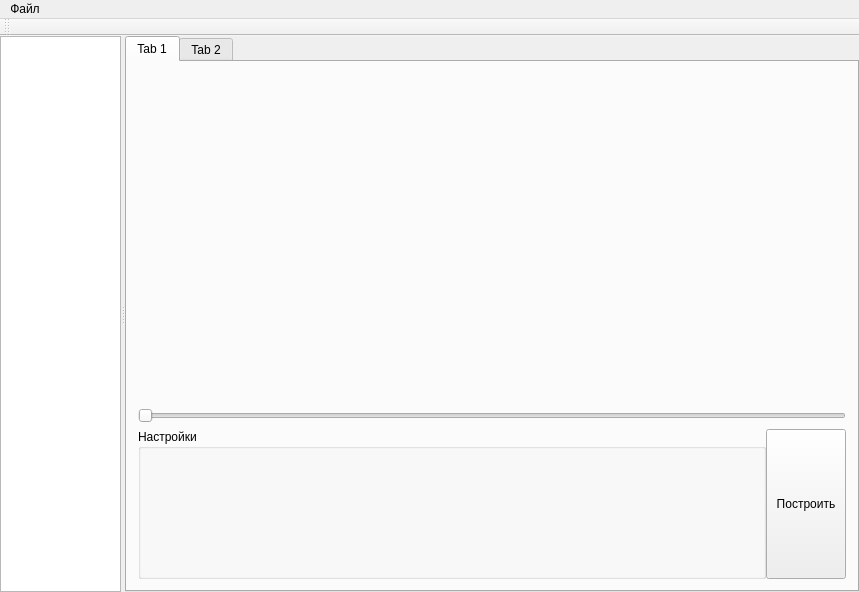
This is Canny3D/Qt/Canny3D.ui in Last1k96/CannyDICOM as Qt 5 draws it before an edit. The edited form follows.
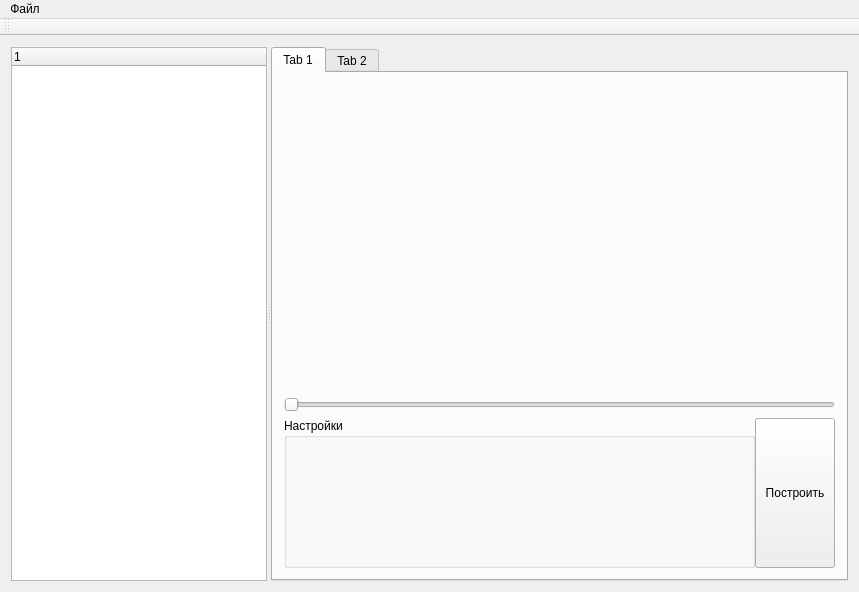
This is the edited form. Custom widgets are drawn as their Qt base class.

Commit message: getImage add tree tags

Patch:
```diff
--- a/Canny3D/Qt/Canny3D.ui
+++ b/Canny3D/Qt/Canny3D.ui
@@ -27,36 +27,17 @@
     </sizepolicy>
    </property>
    <layout class="QHBoxLayout" name="horizontalLayout">
-    <property name="spacing">
-     <number>0</number>
-    </property>
-    <property name="leftMargin">
-     <number>0</number>
-    </property>
-    <property name="topMargin">
-     <number>0</number>
-    </property>
-    <property name="rightMargin">
-     <number>0</number>
-    </property>
-    <property name="bottomMargin">
-     <number>0</number>
-    </property>
     <item>
      <widget class="QSplitter" name="splitter">
-      <property name="lineWidth">
-       <number>1</number>
-      </property>
       <property name="orientation">
        <enum>Qt::Horizontal</enum>
       </property>
-      <widget class="QTreeView" name="treeView">
-       <property name="sizePolicy">
-        <sizepolicy hsizetype="Expanding" vsizetype="Expanding">
-         <horstretch>1</horstretch>
-         <verstretch>1</verstretch>
-        </sizepolicy>
-       </property>
+      <widget class="QTreeWidget" name="treeWidget">
+       <column>
+        <property name="text">
+         <string notr="true">1</string>
+        </property>
+       </column>
       </widget>
       <widget class="QTabWidget" name="tabWidget">
        <property name="sizePolicy">
```
The commit also changes 5 other files.
